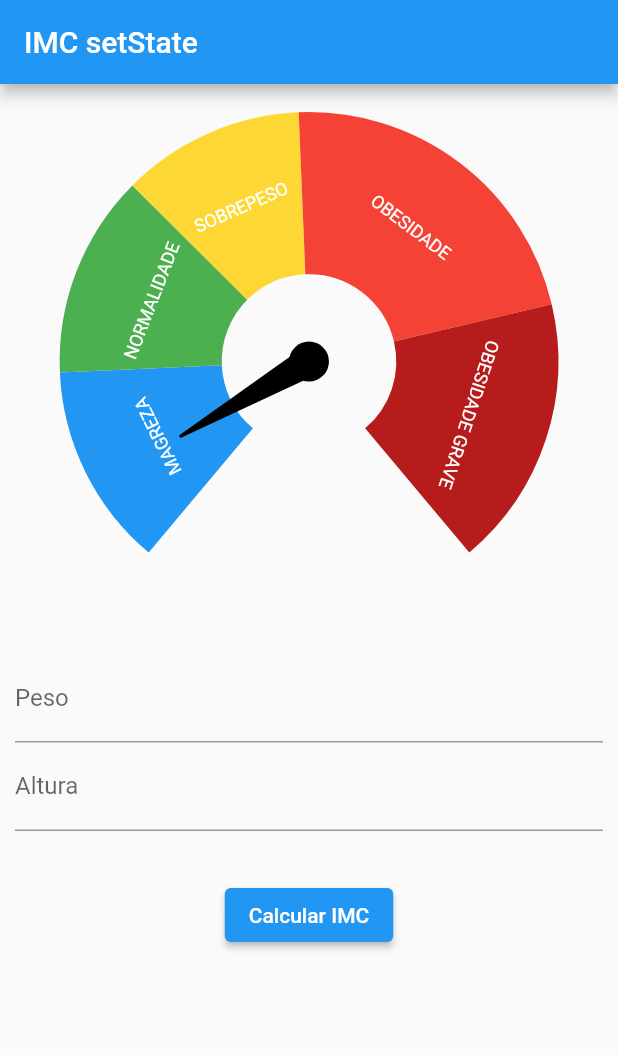
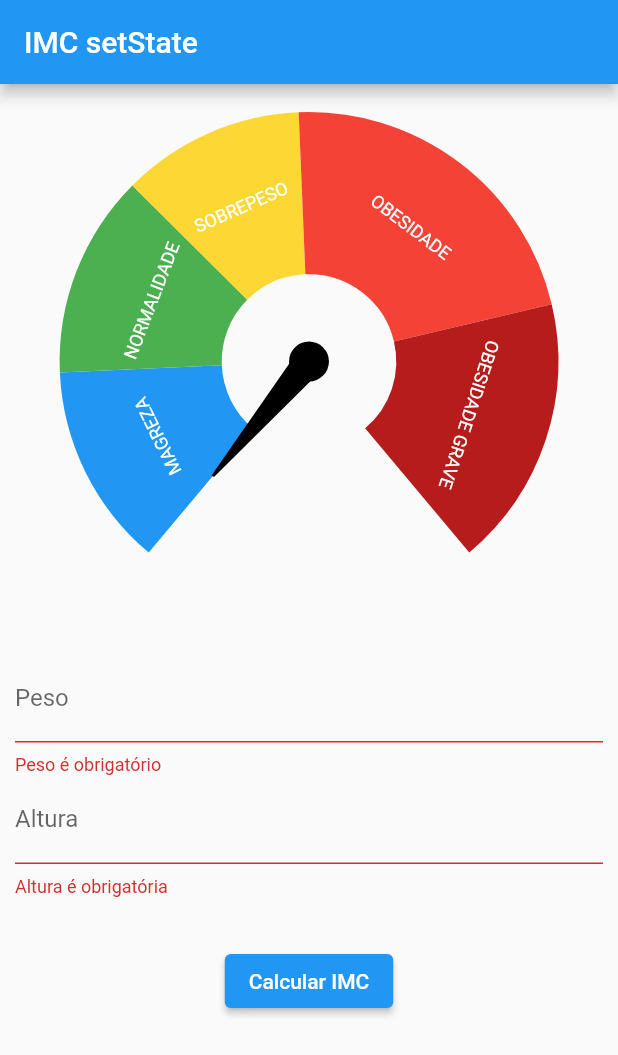
Before and after one commit to jvmMachado/flutter_default_state_manager_study, a Flutter app: the ImcSetstatePage screen opened directly, after a tap on "Calcular IMC", on a phone screen of 412 x 824 dp. Shown: the top 1055 px of the screen. Run offline on Flutter 3.47's test engine with Material 2 defaults, Android fonts, the phone set to English and light mode, and no system bars; drawn by our look-alikes of syncfusion_flutter_gauges; our stand-ins replace currency_text_input_formatter.

Commit message:
finish setState page implementation

```diff
--- a/lib/setState/imc_setstate_page.dart
+++ b/lib/setState/imc_setstate_page.dart
@@ -1,6 +1,10 @@
+import 'dart:math';
+
 import 'package:currency_text_input_formatter/currency_text_input_formatter.dart';
 import 'package:flutter/material.dart';
+import 'package:flutter_default_state_manager/widgets/imc_gauge.dart';
 import 'package:flutter_default_state_manager/widgets/imc_gauge_range.dart';
+import 'package:intl/intl.dart';
 import 'package:syncfusion_flutter_gauges/gauges.dart';
 
 class ImcSetstatePage extends StatefulWidget {
@@ -11,14 +15,29 @@ class ImcSetstatePage extends StatefulWidget {
 }
 
 class _ImcSetstatePageState extends State<ImcSetstatePage> {
-  final pesoEC = TextEditingController();
-  final alturaEC = TextEditingController();
+  final weightEC = TextEditingController();
+  final heightEC = TextEditingController();
+  final formKey = GlobalKey<FormState>();
+  var imc = 0.0;
 
   @override
   void dispose() {
-    pesoEC.dispose();
-    alturaEC.dispose();
+    weightEC.dispose();
+    heightEC.dispose();
     super.dispose();
+  }
+
+  Future<void> _calculateImc(
+      {required double weight, required double height}) async {
+    setState(() {
+      imc = 0;
+    });
+
+    await Future.delayed(const Duration(seconds: 1));
+
+    setState(() {
+      imc = weight / pow(height, 2);
+    });
   }
 
   @override
@@ -28,64 +47,18 @@ class _ImcSetstatePageState extends State<ImcSetstatePage> {
         title: const Text('IMC setState'),
       ),
       body: SingleChildScrollView(
+        child: Form(
+          key: formKey,
           child: Padding(
             padding: const EdgeInsets.all(10),
             child: Column(
               children: [
-              SfRadialGauge(
-                axes: [
-                  RadialAxis(
-                    showLabels: false,
-                    showAxisLine: false,
-                    showTicks: false,
-                    minimum: 12.5,
-                    maximum: 47.9,
-                    ranges: [
-                      ImcGaugeRange(
-                        color: Colors.blue,
-                        start: 12.5,
-                        end: 18.5,
-                        label: 'MAGREZA',
-                      ),
-                      ImcGaugeRange(
-                        color: Colors.green,
-                        start: 18.5,
-                        end: 24.5,
-                        label: 'NORMALIDADE',
-                      ),
-                      ImcGaugeRange(
-                        color: Colors.yellow[600]!,
-                        start: 24.5,
-                        end: 29.9,
-                        label: 'SOBREPESO',
-                      ),
-                      ImcGaugeRange(
-                        color: Colors.red[500]!,
-                        start: 29.9,
-                        end: 39.9,
-                        label: 'OBESIDADE',
-                      ),
-                      ImcGaugeRange(
-                        color: Colors.red[900]!,
-                        start: 39.9,
-                        end: 47.9,
-                        label: 'OBESIDADE GRAVE',
-                      ),
-                    ],
-                    pointers: const [
-                      NeedlePointer(
-                        value: 15,
-                        enableAnimation: true,
-                      ),
-                    ],
-                  ),
-                ],
-              ),
+                ImcGauge(imc: imc),
                 const SizedBox(
                   height: 20,
                 ),
                 TextFormField(
-                controller: pesoEC,
+                  controller: weightEC,
                   keyboardType: TextInputType.number,
                   decoration: const InputDecoration(labelText: 'Peso'),
                   inputFormatters: [
@@ -96,9 +69,14 @@ class _ImcSetstatePageState extends State<ImcSetstatePage> {
                       turnOffGrouping: true,
                     )
                   ],
+                  validator: (String? value) {
+                    if (value == null || value.isEmpty) {
+                      return 'Peso é obrigatório';
+                    }
+                  },
                 ),
                 TextFormField(
-                controller: alturaEC,
+                  controller: heightEC,
                   keyboardType: TextInputType.number,
                   decoration: const InputDecoration(labelText: 'Altura'),
                   inputFormatters: [
@@ -109,18 +87,36 @@ class _ImcSetstatePageState extends State<ImcSetstatePage> {
                       turnOffGrouping: true,
                     )
                   ],
+                  validator: (String? value) {
+                    if (value == null || value.isEmpty) {
+                      return 'Altura é obrigatória';
+                    }
+                  },
                 ),
                 const SizedBox(
                   height: 32,
                 ),
                 ElevatedButton(
-                onPressed: () {},
+                  onPressed: () {
+                    var isFormValid = formKey.currentState?.validate() ?? false;
+
+                    if (isFormValid) {
+                      var formatter = NumberFormat.simpleCurrency(
+                          locale: 'pt-BR', decimalDigits: 2);
+
+                      double weight = formatter.parse(weightEC.text) as double;
+                      double height = formatter.parse(heightEC.text) as double;
+
+                      _calculateImc(weight: weight, height: height);
+                    }
+                  },
                   child: const Text('Calcular IMC'),
                 ),
               ],
             ),
           ),
         ),
+      ),
     );
   }
 }
--- /dev/null
+++ b/lib/widgets/imc_gauge.dart
@@ -0,0 +1,63 @@
+import 'package:flutter/material.dart';
+import 'package:syncfusion_flutter_gauges/gauges.dart';
+
+import 'imc_gauge_range.dart';
+
+class ImcGauge extends StatelessWidget {
+  final double imc;
+
+  const ImcGauge({Key? key, required this.imc}) : super(key: key);
+
+  @override
+  Widget build(BuildContext context) {
+    return SfRadialGauge(
+      axes: [
+        RadialAxis(
+          showLabels: false,
+          showAxisLine: false,
+          showTicks: false,
+          minimum: 12.5,
+          maximum: 47.9,
+          ranges: [
+            ImcGaugeRange(
+              color: Colors.blue,
+              start: 12.5,
+              end: 18.5,
+              label: 'MAGREZA',
+            ),
+            ImcGaugeRange(
+              color: Colors.green,
+              start: 18.5,
+              end: 24.5,
+              label: 'NORMALIDADE',
+            ),
+            ImcGaugeRange(
+              color: Colors.yellow[600]!,
+              start: 24.5,
+              end: 29.9,
+              label: 'SOBREPESO',
+            ),
+            ImcGaugeRange(
+              color: Colors.red[500]!,
+              start: 29.9,
+              end: 39.9,
+              label: 'OBESIDADE',
+            ),
+            ImcGaugeRange(
+              color: Colors.red[900]!,
+              start: 39.9,
+              end: 47.9,
+              label: 'OBESIDADE GRAVE',
+            ),
+          ],
+          pointers: [
+            NeedlePointer(
+              value: imc,
+              enableAnimation: true,
+            ),
+          ],
+        ),
+      ],
+    );
+  }
+}
--- a/pubspec.yaml
+++ b/pubspec.yaml
@@ -35,6 +35,7 @@ dependencies:
   # The following adds the Cupertino Icons font to your application.
   # Use with the CupertinoIcons class for iOS style icons.
   cupertino_icons: ^1.0.2
+  intl: ^0.17.0
 
 dev_dependencies:
   flutter_test:
```
Also changed, not shown: lib/widgets/template.dart (+3 -49 lines). Lines whose indentation alone changed are shown as unchanged.
